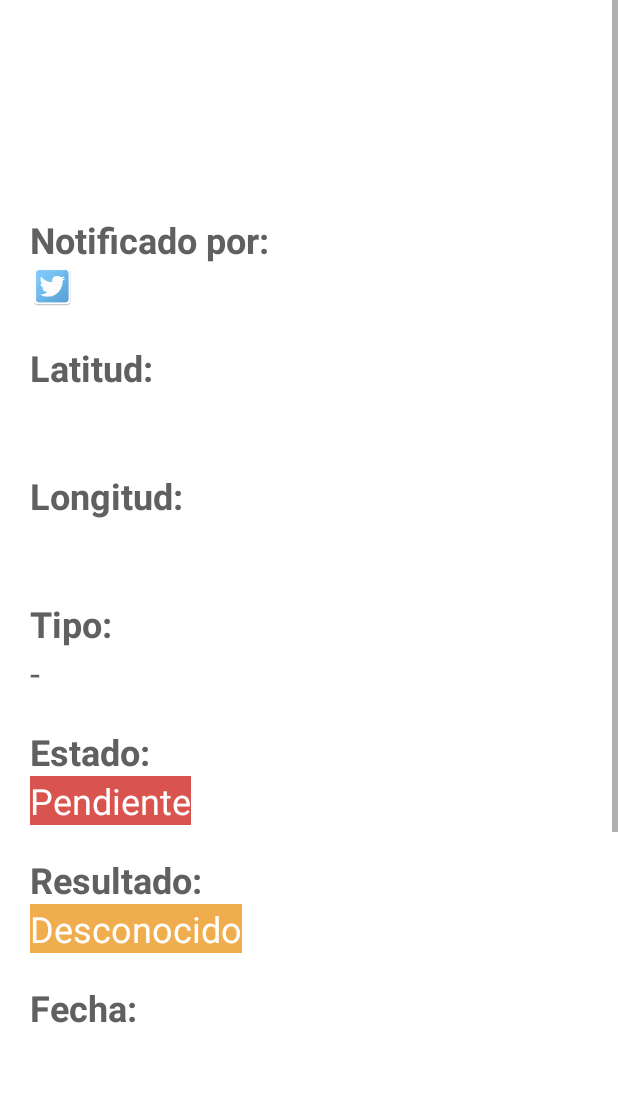
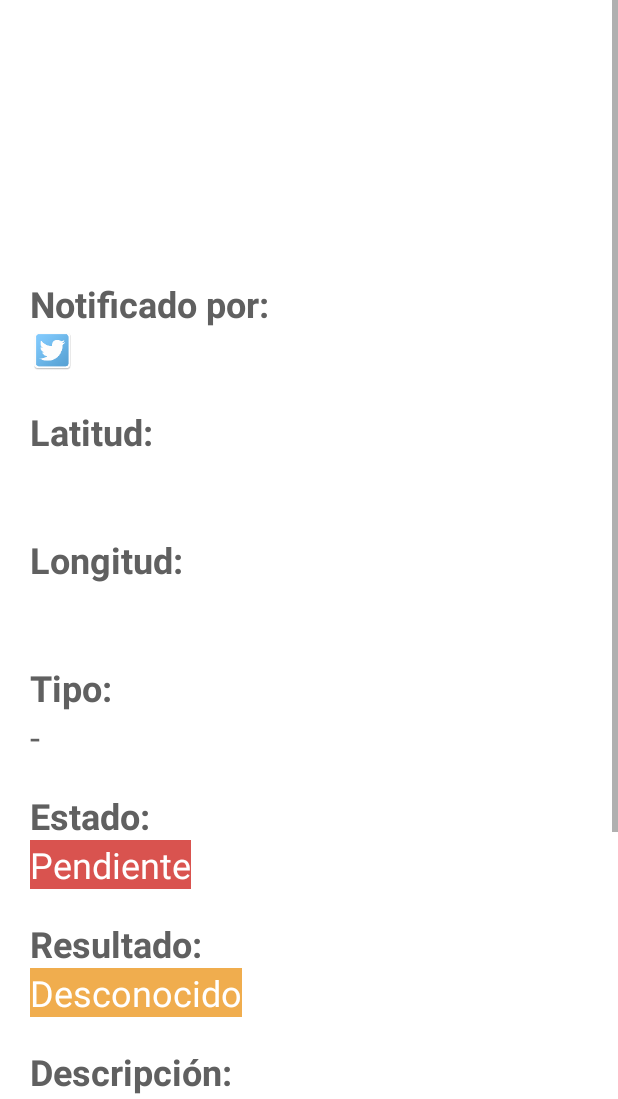
Before and after one commit to CarlosTenorio/vespapp-android, an Android app: the SightingViewActivity screen opened directly, with no data from a screen before it, on a phone screen of 412 x 824 dp, the part 137-1236 px from its top. Run offline under Robolectric (Android 15) with nearby library versions, the phone set to English and light mode, and no system bars; our stand-ins replace Picasso; libraries missing offline, so code that uses them is left out: com.joanzapata.iconify; pictures from the network do not load; 19 statements that could not run were skipped.

Commit message:
Remove date from sighting info

```diff
--- a/app/src/main/java/com/habitissimo/vespapp/sighting/SightingViewActivity.java
+++ b/app/src/main/java/com/habitissimo/vespapp/sighting/SightingViewActivity.java
@@ -32,6 +32,7 @@ import com.habitissimo.vespapp.map.Map;
 import java.io.IOException;
 import java.io.InputStream;
 import java.net.URL;
+import java.sql.Time;
 import java.text.ParseException;
 import java.text.SimpleDateFormat;
 import java.util.Date;
@@ -213,10 +214,11 @@ public class SightingViewActivity extends AppCompatActivity {
             tResult.setBackgroundColor(getResources().getColor(R.color.resultYes));
         }
 
-        TextView lData = (TextView) findViewById(R.id.sighting_data_label);
+/*        TextView lData = (TextView) findViewById(R.id.sighting_data_label);
         lData.setText("Fecha:");
         TextView tData = (TextView) findViewById(R.id.sighting_data);
-        tData.setText(parseDateToddMMyyyy(sighting.getCreated_at()));
+
+        tData.setText(sighting.getCreated_at());*/
 
 
         TextView lDescription = (TextView) findViewById(R.id.sighting_description_label);
--- a/app/src/main/res/layout/tab_sighting_info.xml
+++ b/app/src/main/res/layout/tab_sighting_info.xml
@@ -141,26 +141,6 @@
         android:textSize="@dimen/info_textsize"
         android:textColor="@color/colorTitle"/>
 
-    <TextView
-        android:id="@+id/sighting_data_label"
-        android:layout_width="wrap_content"
-        android:layout_height="wrap_content"
-        android:layout_gravity="left"
-        android:layout_marginLeft="20sp"
-        android:layout_marginTop="20sp"
-        android:textColor="@color/colorPrimaryText"
-        android:textStyle="bold"
-        android:textSize="@dimen/info_textsize"/>
-
-    <TextView
-        android:id="@+id/sighting_data"
-        android:layout_width="wrap_content"
-        android:layout_height="wrap_content"
-        android:layout_gravity="left"
-        android:layout_marginLeft="20sp"
-        android:textSize="@dimen/info_textsize"
-        android:textColor="@color/colorPrimaryText"/>
-
 
     <TextView
         android:id="@+id/sighting_description_label"
```
